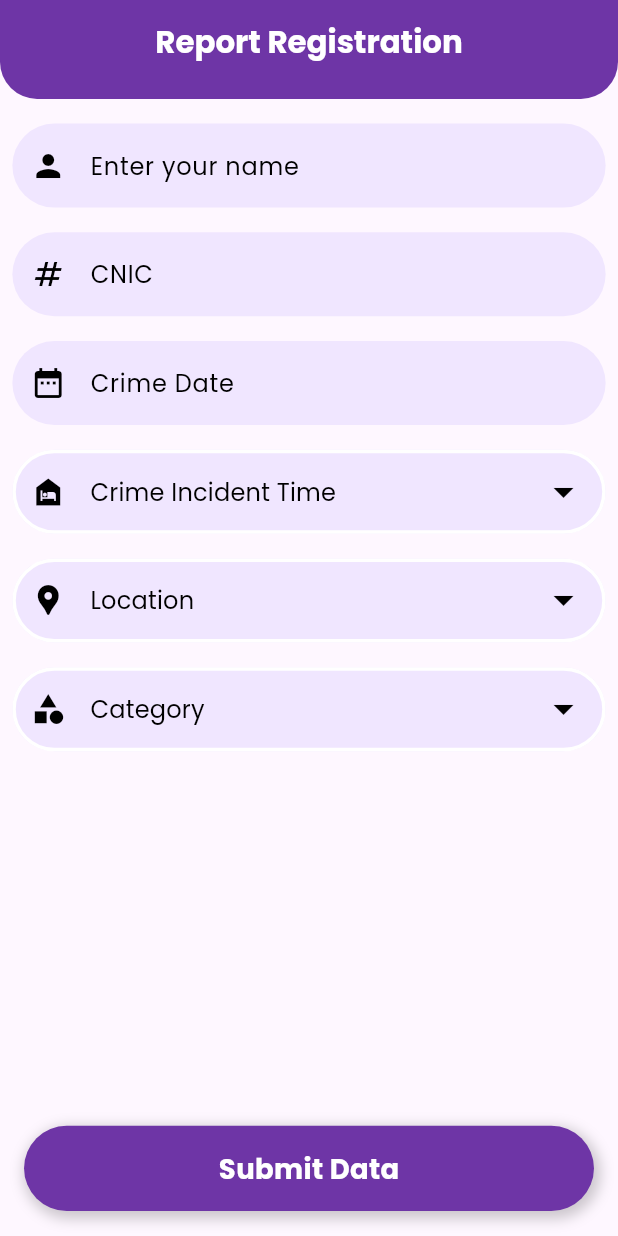
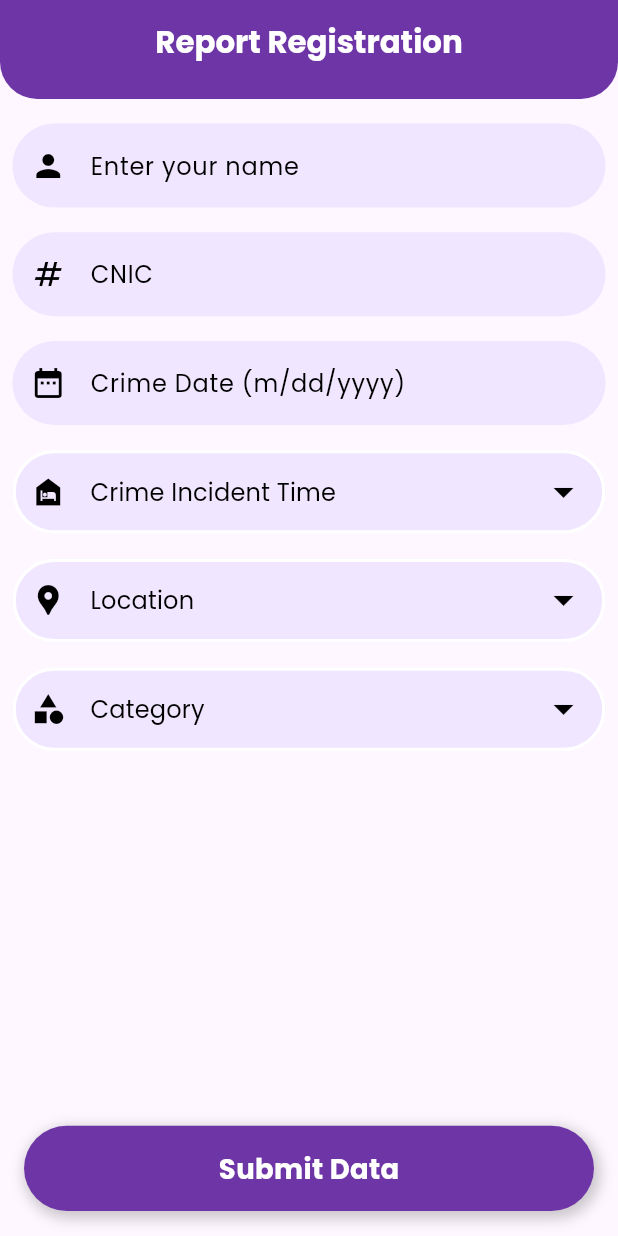
Before and after one commit to maaxkhann/Flutter-Real-Time_Crime-Hotspot-prediction, a Flutter app: the HomeView screen opened directly, after a tap on "Report Registration", on a phone screen of 412 x 824 dp. Run offline on Flutter 3.47's test engine with Material 3 defaults, Android fonts, the light colour scheme and no system bars; our stand-ins replace cloud_firestore, firebase_auth, firebase_core, firebase_messaging, firebase_storage, flutter_easyloading and 10 more; missing offline and left inert: icon_decoration, ndialog; accounts and stored records are empty.

Commit message:
final changes done

```diff
--- a/lib/view/home-view/crime_prediction_view.dart
+++ b/lib/view/home-view/crime_prediction_view.dart
@@ -184,7 +184,7 @@ class _CrimePredictionViewState extends State<CrimePredictionView> {
                 ConstantTextField(
                   controller: dateController,
                   onTapPrefixIcon: () => showDate(context),
-                  hintText: 'Date',
+                  hintText: 'Date (m/dd/yyyy)',
                   prefixIcon: Icons.date_range,
                 ),
                 SizedBox(
--- a/lib/view/home-view/home_view.dart
+++ b/lib/view/home-view/home_view.dart
@@ -36,7 +36,7 @@ class _HomeViewState extends State<HomeView> {
     localNotificationService.firebaseInit(context);
     localNotificationService.setupInteractMessage(context);
     localNotificationService.isTokenRefresh();
-    FirebaseMessaging.instance.subscribeToTopic('subscription');
+    FirebaseMessaging.instance.subscribeToTopic('all');
     super.initState();
   }
 
--- a/lib/view/home-view/registration-form/registration_form_view.dart
+++ b/lib/view/home-view/registration-form/registration_form_view.dart
@@ -174,7 +174,7 @@ class _RegistrationFormViewState extends State<RegistrationFormView> {
                 ConstantTextField(
                   controller: dateController,
                   onTapPrefixIcon: () => showDate(context),
-                  hintText: 'Crime Date',
+                  hintText: 'Crime Date (m/dd/yyyy)',
                   prefixIcon: Icons.date_range,
                 ),
                 SizedBox(
```
Also changed, not shown: lib/notification_service.dart (+12 -24 lines), lib/view/home-view/crime_type_view.dart (+9 -2 lines).
